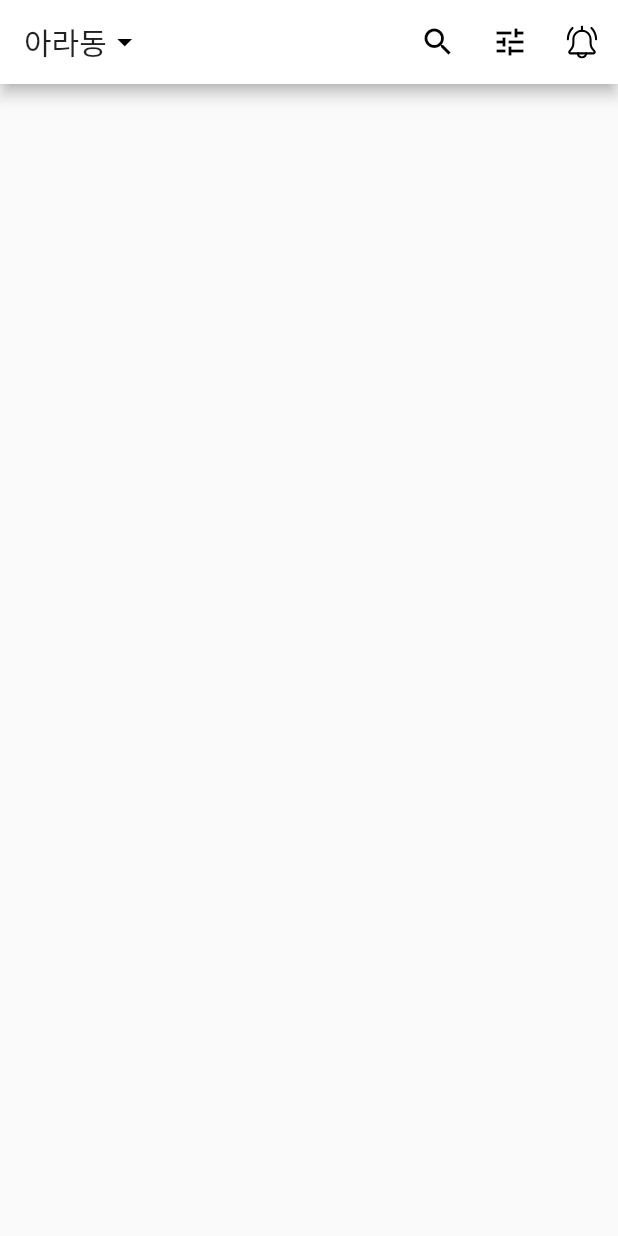
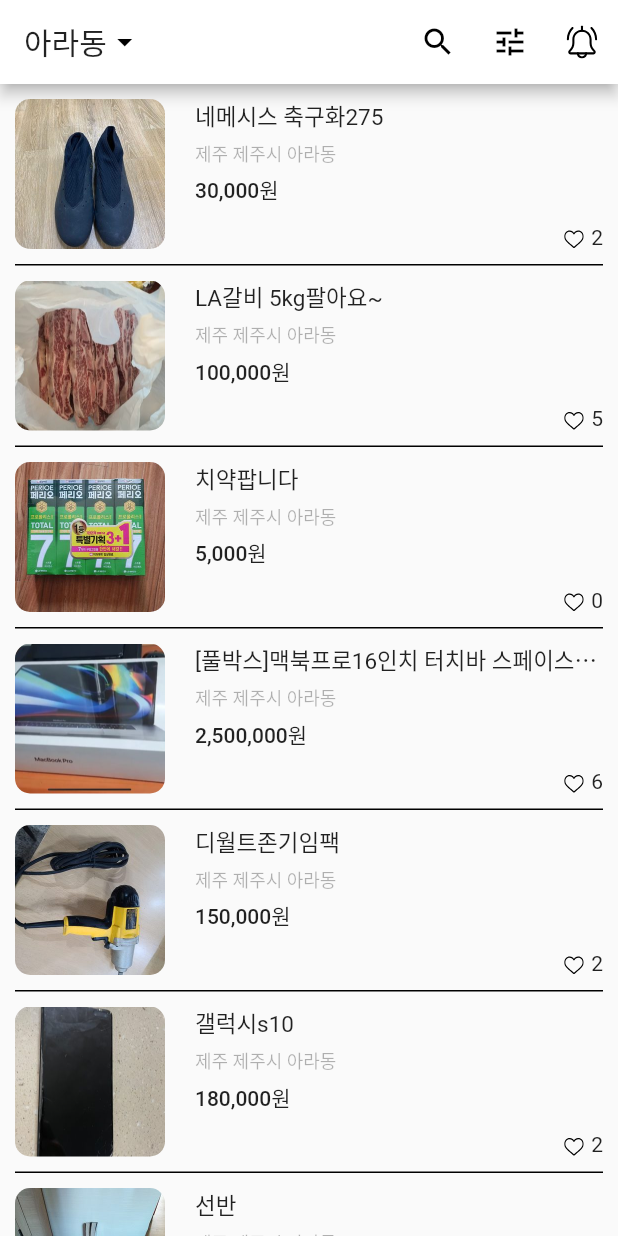
Before and after one commit to flutter-study-project/carrot-market-clone, a Flutter app: the screen it shows after launch, on a phone screen of 412 x 824 dp. Run offline on Flutter 3.47's test engine with Material 2 defaults, Android fonts, the phone set to English and light mode, and no system bars; our stand-ins replace flutter_svg.

Commit message:
[추가] 리스트 뷰 퍼블리싱

```diff
--- a/lib/pages/home.dart
+++ b/lib/pages/home.dart
@@ -1,5 +1,6 @@
 import 'package:flutter/material.dart';
 import 'package:flutter_svg/flutter_svg.dart';
+import 'package:intl/intl.dart';
 
 class Home extends StatefulWidget {
   Home({Key? key}) : super(key: key);
@@ -9,6 +10,8 @@ class Home extends StatefulWidget {
 }
 
 class _HomeState extends State<Home> {
+  List<Map<String, String>> datas = [];
+
   @override
   void initState() {
     super.initState();
@@ -23,7 +26,7 @@ class _HomeState extends State<Home> {
       },
       {
         "cid": "2",
-        "image": "assets/im ages/ara-2.jpg",
+        "image": "assets/images/ara-2.jpg",
         "title": "LA갈비 5kg팔아요~",
         "location": "제주 제주시 아라동",
         "price": "100000",
@@ -122,11 +125,77 @@ class _HomeState extends State<Home> {
     );
   }
 
+  String calcStringToWon(String priceString) {
+    final oCcy = new NumberFormat("#,###", "ko_KR");
+    return '${oCcy.format(int.parse(priceString))}원';
+  }
+
   Widget _bodyWidget() {
     return ListView.separated(
-        itemBuilder: itemBuilder,
-        separatorBuilder: separatorBuilder,
-        itemCount: itemCount)();
+        padding: const EdgeInsets.symmetric(horizontal: 10),
+        itemBuilder: (BuildContext context, int index) {
+          return Container(
+              padding: const EdgeInsets.symmetric(vertical: 10),
+              child: Row(
+                children: [
+                  ClipRRect(
+                      borderRadius: BorderRadius.all(Radius.circular(10)),
+                      child: Image.asset(
+                        datas[index]["image"]!,
+                        width: 100,
+                        height: 100,
+                      )),
+                  Expanded(
+                    child: Container(
+                        height: 100,
+                        padding: const EdgeInsets.only(left: 20),
+                        child: Column(
+                          crossAxisAlignment: CrossAxisAlignment.start,
+                          children: [
+                            Text(
+                              datas[index]['title']!,
+                              style: TextStyle(fontSize: 15),
+                              overflow: TextOverflow.ellipsis,
+                            ),
+                            SizedBox(
+                              height: 5,
+                            ),
+                            Text(
+                              datas[index]['location']!,
+                              style: TextStyle(
+                                  fontSize: 12, color: Colors.black.withOpacity(0.3)),
+                            ),
+                            SizedBox(
+                              height: 5,
+                            ),
+                            Text(
+                              calcStringToWon(datas[index]['price']!),
+                              style: TextStyle(fontWeight: FontWeight.w500),
+                            ),
+                            Expanded(
+                              child: Row(
+                                  mainAxisAlignment: MainAxisAlignment.end,
+                                  crossAxisAlignment: CrossAxisAlignment.end,
+                                  children: [
+                                    SvgPicture.asset(
+                                      'assets/svg/heart_off.svg',
+                                      width: 13,
+                                      height: 13,
+                                    ),
+                                    SizedBox(width: 5),
+                                    Text(datas[index]['likes']!)
+                                  ]),
+                            ),
+                          ],
+                        )),
+                  )
+                ],
+              ));
+        },
+        separatorBuilder: (context, index) {
+          return Container(height: 1, color: Colors.black);
+        },
+        itemCount: datas.length);
   }
 
   @override
@@ -134,7 +203,7 @@ class _HomeState extends State<Home> {
     return Scaffold(
       appBar: _appbarwidget(),
       body: _bodyWidget(),
-      bottomNavigationBar: Container(),
+      // bottomNavigationBar: Container(),
     );
   }
 }
--- a/pubspec.yaml
+++ b/pubspec.yaml
@@ -28,6 +28,7 @@ dependencies:
   # Use with the CupertinoIcons class for iOS style icons.
   cupertino_icons: ^1.0.2
   flutter_svg: ^0.22.0
+  intl: ^0.17.0
 
 dev_dependencies:
   flutter_test:
```
Also changed, not shown: pubspec.lock.
